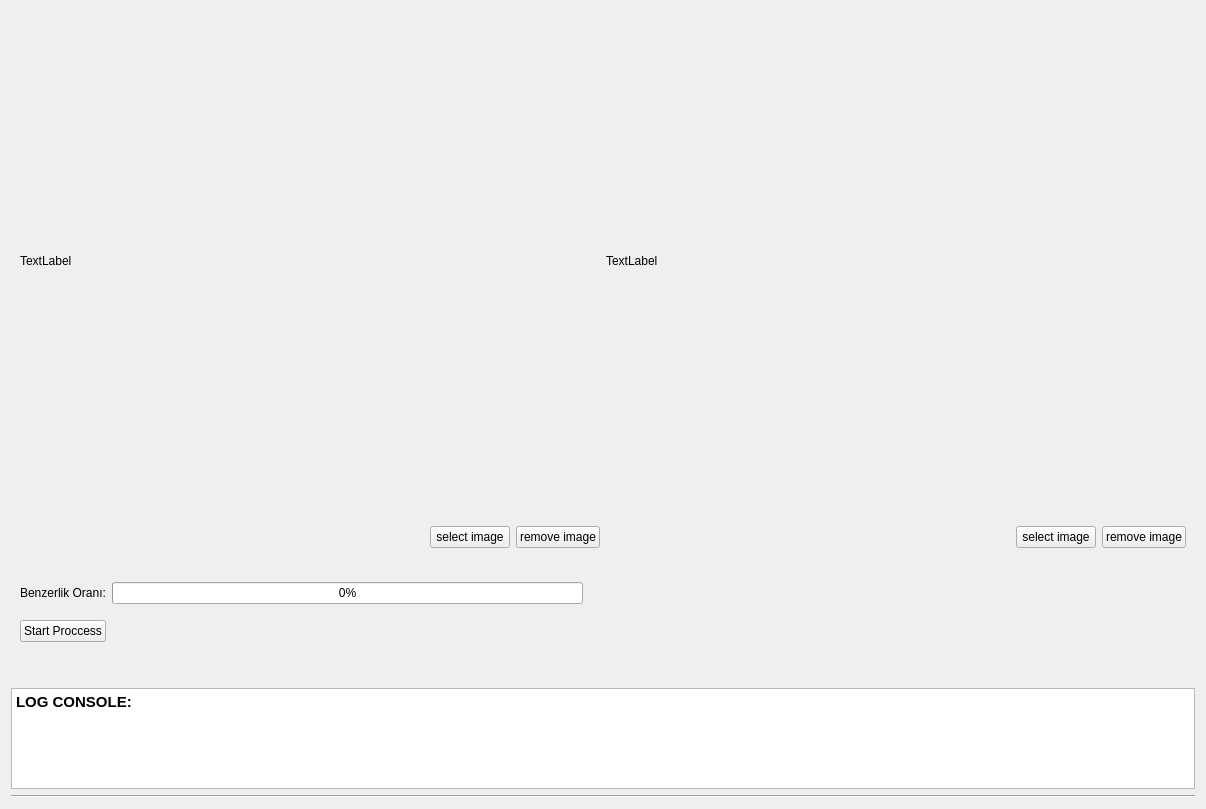
Qt form raw_ui_files/FaceVerificationScreen_from_image.ui (MehmetYukselSekeroglu/TheHive) before a commit.
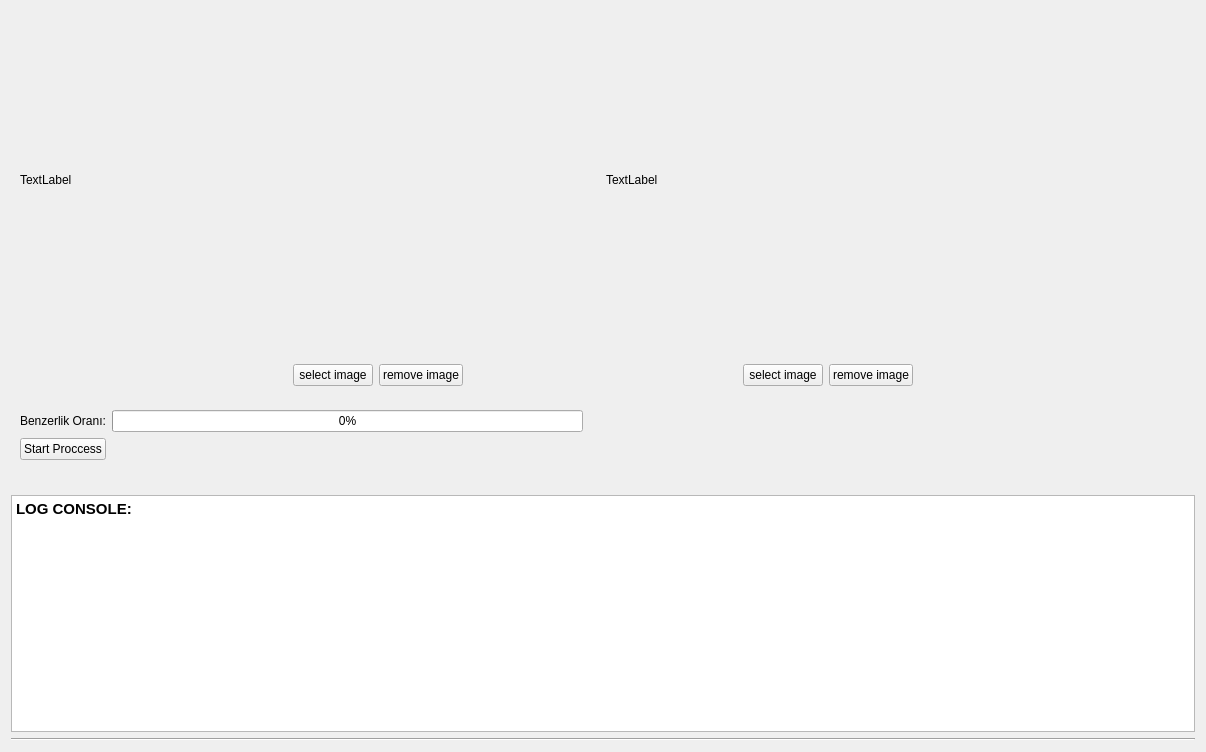
The same form after that commit.

Commit message: UI update for low resulation screens

```diff
--- a/raw_ui_files/FaceVerificationScreen_from_image.ui
+++ b/raw_ui_files/FaceVerificationScreen_from_image.ui
@@ -7,7 +7,7 @@
     <x>0</x>
     <y>0</y>
     <width>1206</width>
-    <height>775</height>
+    <height>752</height>
    </rect>
   </property>
   <property name="windowTitle">
@@ -34,25 +34,50 @@
      </property>
     </widget>
    </item>
-   <item row="5" column="0">
-    <spacer name="verticalSpacer">
-     <property name="orientation">
-      <enum>Qt::Vertical</enum>
-     </property>
-     <property name="sizeHint" stdset="0">
+   <item row="0" column="0">
+    <widget class="QWidget" name="widget" native="true">
+     <property name="minimumSize">
       <size>
-       <width>20</width>
-       <height>40</height>
+       <width>0</width>
+       <height>0</height>
       </size>
      </property>
-    </spacer>
+     <layout class="QGridLayout" name="gridLayout_2">
+      <item row="0" column="0">
+       <widget class="QLabel" name="label_sourceImage">
+        <property name="minimumSize">
+         <size>
+          <width>320</width>
+          <height>320</height>
+         </size>
+        </property>
+        <property name="text">
+         <string>TextLabel</string>
+        </property>
+       </widget>
+      </item>
+      <item row="0" column="1">
+       <widget class="QLabel" name="label_targetImage">
+        <property name="minimumSize">
+         <size>
+          <width>320</width>
+          <height>320</height>
+         </size>
+        </property>
+        <property name="text">
+         <string>TextLabel</string>
+        </property>
+       </widget>
+      </item>
+     </layout>
+    </widget>
    </item>
    <item row="2" column="0">
     <widget class="QWidget" name="widget_5" native="true">
      <property name="minimumSize">
       <size>
-       <width>1179</width>
-       <height>119</height>
+       <width>0</width>
+       <height>0</height>
       </size>
      </property>
      <layout class="QGridLayout" name="gridLayout">
@@ -111,7 +136,7 @@
      </layout>
     </widget>
    </item>
-   <item row="6" column="0">
+   <item row="4" column="0">
     <widget class="Line" name="line_2">
      <property name="orientation">
       <enum>Qt::Horizontal</enum>
@@ -187,48 +212,22 @@
         </property>
        </widget>
       </item>
-     </layout>
-    </widget>
-   </item>
-   <item row="0" column="0">
-    <widget class="QWidget" name="widget" native="true">
-     <property name="minimumSize">
-      <size>
-       <width>0</width>
-       <height>500</height>
-      </size>
-     </property>
-     <layout class="QGridLayout" name="gridLayout_2">
-      <item row="0" column="0">
-       <widget class="QLabel" name="label_sourceImage">
-        <property name="text">
-         <string>TextLabel</string>
+      <item row="0" column="6">
+       <spacer name="horizontalSpacer_4">
+        <property name="orientation">
+         <enum>Qt::Horizontal</enum>
         </property>
-       </widget>
-      </item>
-      <item row="0" column="1">
-       <widget class="QLabel" name="label_targetImage">
-        <property name="text">
-         <string>TextLabel</string>
+        <property name="sizeHint" stdset="0">
+         <size>
+          <width>40</width>
+          <height>20</height>
+         </size>
         </property>
-       </widget>
+       </spacer>
       </item>
      </layout>
     </widget>
    </item>
-   <item row="4" column="0">
-    <spacer name="verticalSpacer_2">
-     <property name="orientation">
-      <enum>Qt::Vertical</enum>
-     </property>
-     <property name="sizeHint" stdset="0">
-      <size>
-       <width>20</width>
-       <height>40</height>
-      </size>
-     </property>
-    </spacer>
-   </item>
   </layout>
  </widget>
  <resources/>
```
Left out of the diff: 52 changed lines with no effect on the pictures. The commit also changes 3 other files.
